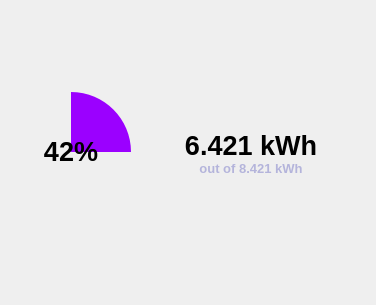
Before: the Qt Designer form gui/consumption.ui in gq-tang/iot-mantun, drawn with Qt 5.
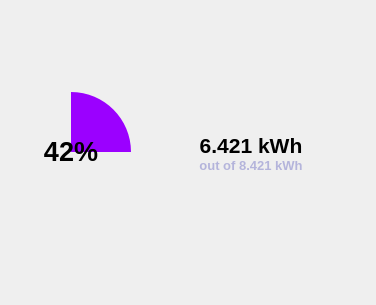
After: the same form once the commit is applied.

```diff
--- a/gui/consumption.ui
+++ b/gui/consumption.ui
@@ -121,7 +121,7 @@
       <item>
        <widget class="QLabel" name="kwh_consumption_label">
         <property name="text">
-         <string>&lt;html&gt;&lt;head/&gt;&lt;body&gt;&lt;p&gt;&lt;span style=&quot; font-size:20pt; font-weight:700;&quot;&gt;6.421 kWh&lt;/span&gt;&lt;/p&gt;&lt;/body&gt;&lt;/html&gt;</string>
+         <string>&lt;html&gt;&lt;head/&gt;&lt;body&gt;&lt;p&gt;&lt;span style=&quot; font-size:16pt; font-weight:700;&quot;&gt;6.421 kWh&lt;/span&gt;&lt;/p&gt;&lt;/body&gt;&lt;/html&gt;</string>
         </property>
         <property name="alignment">
          <set>Qt::AlignmentFlag::AlignCenter</set>
```
